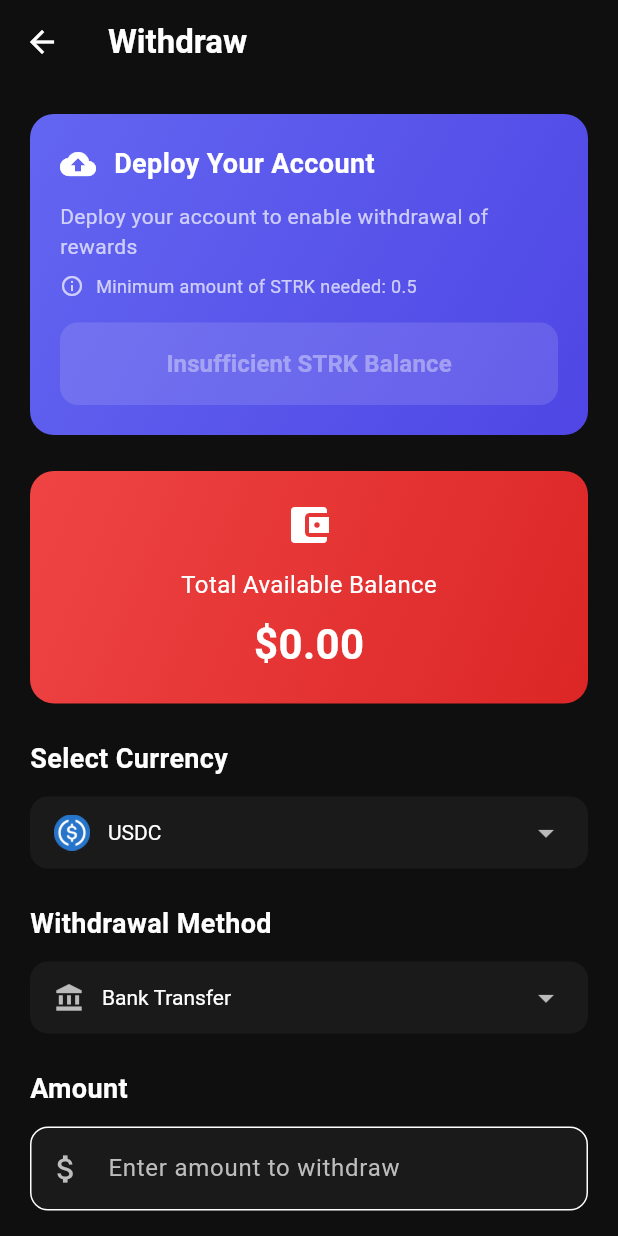
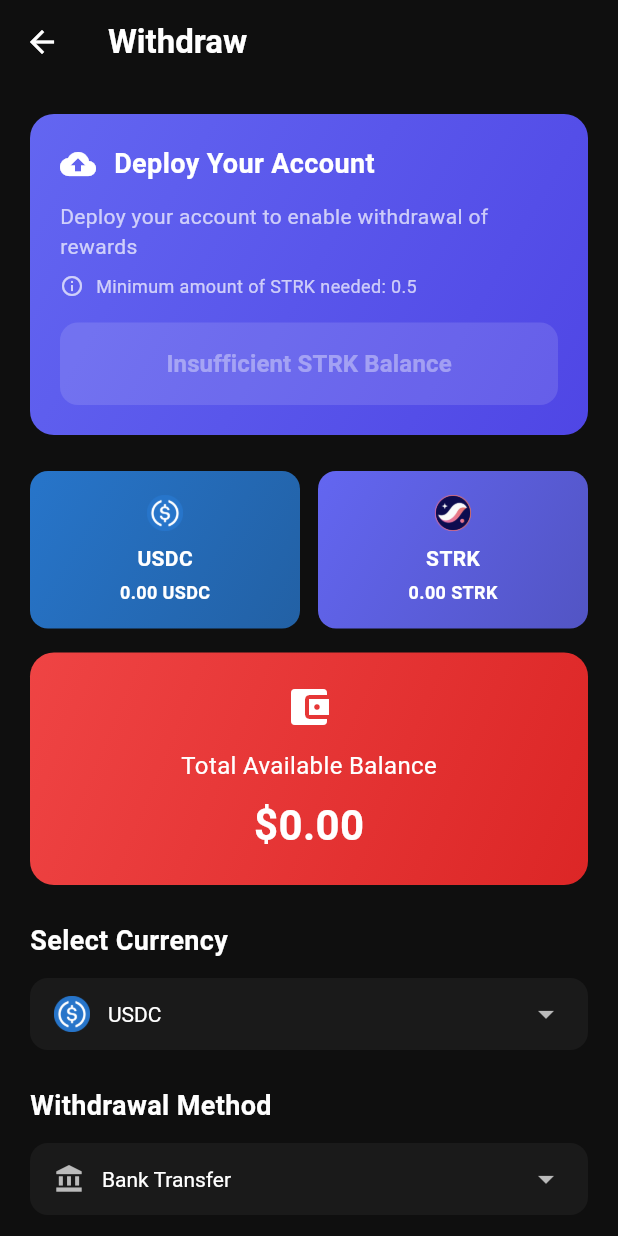
Before and after one commit to okhaimie-dev/PallyApp, a Flutter app: the MyTipsPage screen opened directly, after a tap on "Withdraw", on a phone screen of 412 x 824 dp. Run offline on Flutter 3.47's test engine with Material 3 defaults, Android fonts, the light colour scheme and no system bars; our stand-ins replace app_links, flutter_local_notifications, google_sign_in, permission_handler, share_plus, shared_preferences and 1 more; accounts and stored records are empty; network calls fail.

Commit message:
Enhance token transfer service and withdrawal screen: Implement account address derivation and deployment check in the token transfer service. Update withdrawal screen to display individual token balances for USDC and STRK, improve balance loading logic, and refine withdrawal validation with clearer messaging for minimum amounts and reserves.

```diff
--- a/lib/screens/withdraw_screen.dart
+++ b/lib/screens/withdraw_screen.dart
@@ -22,6 +22,8 @@ class _WithdrawScreenState extends State<WithdrawScreen> {
 
   // Balance state
   String _totalBalance = '\$0.00';
+  String _usdcBalance = '0.00 USDC';
+  String _strkBalance = '0.00 STRK';
   bool _isLoadingBalance = true;
 
   // Deployment state
@@ -48,10 +50,15 @@ class _WithdrawScreenState extends State<WithdrawScreen> {
 
   void _loadBalance() async {
     try {
-      final balance = await WalletService.getTotalBalanceUSD(widget.userEmail);
+      final totalBalance = await WalletService.getTotalBalanceUSD(widget.userEmail);
+      final usdcBalance = await WalletService.getUSDCBalance(widget.userEmail);
+      final strkBalance = await WalletService.getSTRKBalance(widget.userEmail);
+
       if (mounted) {
         setState(() {
-          _totalBalance = balance;
+          _totalBalance = totalBalance;
+          _usdcBalance = usdcBalance;
+          _strkBalance = strkBalance;
           _isLoadingBalance = false;
         });
       }
@@ -60,6 +67,8 @@ class _WithdrawScreenState extends State<WithdrawScreen> {
       if (mounted) {
         setState(() {
           _totalBalance = '\$0.00';
+          _usdcBalance = '0.00 USDC';
+          _strkBalance = '0.00 STRK';
           _isLoadingBalance = false;
         });
       }
@@ -169,7 +178,22 @@ class _WithdrawScreenState extends State<WithdrawScreen> {
             // Account Deployment Section
             if (!_isDeployed) _buildDeploymentSection(),
 
-            // Balance Card
+            // Balance Cards
+            Row(
+              children: [
+                Expanded(
+                  child: _buildBalanceCard('USDC', _usdcBalance, const Color(0xFF2775CA)),
+                ),
+                const SizedBox(width: 12),
+                Expanded(
+                  child: _buildBalanceCard('STRK', _strkBalance, const Color(0xFF6366F1)),
+                ),
+              ],
+            ),
+
+            const SizedBox(height: 16),
+
+            // Total Balance Card
             Container(
               width: double.infinity,
               padding: const EdgeInsets.all(20),
@@ -337,11 +361,13 @@ class _WithdrawScreenState extends State<WithdrawScreen> {
             TextField(
               controller: _amountController,
               style: const TextStyle(color: Colors.white),
-              keyboardType: TextInputType.number,
+              keyboardType: const TextInputType.numberWithOptions(decimal: true),
               decoration: InputDecoration(
                 hintText: 'Enter amount to withdraw',
                 hintStyle: TextStyle(color: Colors.grey[400]),
-                prefixIcon: Icon(Icons.attach_money, color: Colors.grey[400]),
+                prefixIcon: _getTokenIcon(_selectedCurrency),
+                suffixText: _selectedCurrency,
+                suffixStyle: TextStyle(color: Colors.grey[400]),
                 border: OutlineInputBorder(
                   borderRadius: BorderRadius.circular(12),
                 ),
@@ -498,7 +524,7 @@ class _WithdrawScreenState extends State<WithdrawScreen> {
                   const SizedBox(width: 12),
                   Expanded(
                     child: Text(
-                      'Withdrawals may take 1-3 business days to process. Minimum withdrawal amount is \$25.',
+                      'Crypto withdrawals are instant. Bank transfers may take 1-3 business days. Minimum withdrawal: 0.01 tokens. 0.1 tokens reserved for gas fees.',
                       style: TextStyle(
                         color: Colors.orange[300],
                         fontSize: 12,
@@ -734,7 +760,7 @@ class _WithdrawScreenState extends State<WithdrawScreen> {
           border: Border.all(color: Colors.grey[700]!),
         ),
         child: Text(
-          '\$$amount',
+          '$amount $_selectedCurrency',
           style: const TextStyle(
             color: Colors.white,
             fontSize: 14,
@@ -746,6 +772,73 @@ class _WithdrawScreenState extends State<WithdrawScreen> {
     );
   }
 
+
+  Widget _buildBalanceCard(String token, String balance, Color color) {
+    return Container(
+      padding: const EdgeInsets.all(16),
+      decoration: BoxDecoration(
+        gradient: LinearGradient(
+          colors: [color, color.withOpacity(0.8)],
+          begin: Alignment.topLeft,
+          end: Alignment.bottomRight,
+        ),
+        borderRadius: BorderRadius.circular(12),
+      ),
+      child: Column(
+        children: [
+          Image.asset(
+            'assets/images/${token.toLowerCase()}.png',
+            width: 24,
+            height: 24,
+          ),
+          const SizedBox(height: 8),
+          Text(
+            token,
+            style: const TextStyle(
+              color: Colors.white,
+              fontSize: 14,
+              fontWeight: FontWeight.w600,
+            ),
+          ),
+          const SizedBox(height: 4),
+          _isLoadingBalance
+              ? const SizedBox(
+                  width: 16,
+                  height: 16,
+                  child: CircularProgressIndicator(
+                    valueColor: AlwaysStoppedAnimation<Color>(Colors.white),
+                    strokeWidth: 2,
+                  ),
+                )
+              : Text(
+                  balance,
+                  style: const TextStyle(
+                    color: Colors.white,
+                    fontSize: 12,
+                    fontWeight: FontWeight.bold,
+                  ),
+                ),
+        ],
+      ),
+    );
+  }
+
+  Widget _getTokenIcon(String token) {
+    return Padding(
+      padding: const EdgeInsets.all(12.0),
+      child: Image.asset(
+        'assets/images/${token.toLowerCase()}.png',
+        width: 20,
+        height: 20,
+      ),
+    );
+  }
+
+  double _getCurrentTokenBalance() {
+    final balanceString = _selectedCurrency == 'USDC' ? _usdcBalance : _strkBalance;
+    final balanceValue = balanceString.split(' ')[0];
+    return double.tryParse(balanceValue) ?? 0.0;
+  }
 
   IconData _getWithdrawMethodIcon(String method) {
     switch (method) {
@@ -767,6 +860,31 @@ class _WithdrawScreenState extends State<WithdrawScreen> {
       ScaffoldMessenger.of(context).showSnackBar(
         const SnackBar(
           content: Text('Please enter a valid amount'),
+          backgroundColor: Colors.red,
+        ),
+      );
+      return;
+    }
+
+    // Check token-specific balance with 0.1 minimum remaining
+    final currentBalance = _getCurrentTokenBalance();
+    const minimumReserve = 0.1;
+    final maxWithdrawable = currentBalance - minimumReserve;
+
+    if (amount > maxWithdrawable) {
+      ScaffoldMessenger.of(context).showSnackBar(
+        SnackBar(
+          content: Text('Insufficient $_selectedCurrency balance. Available: ${maxWithdrawable.toStringAsFixed(6)} $_selectedCurrency (0.1 $_selectedCurrency reserved)'),
+          backgroundColor: Colors.red,
+        ),
+      );
+      return;
+    }
+
+    if (amount < 0.01) {
+      ScaffoldMessenger.of(context).showSnackBar(
+        const SnackBar(
+          content: Text('Minimum withdrawal amount is 0.01'),
           backgroundColor: Colors.red,
         ),
       );
@@ -846,7 +964,7 @@ class _WithdrawScreenState extends State<WithdrawScreen> {
 
           ScaffoldMessenger.of(context).showSnackBar(
             SnackBar(
-              content: Text('Successfully transferred ${amount.toStringAsFixed(2)} $_selectedCurrency to ${_walletAddressController.text.substring(0, 10)}...'),
+              content: Text('Successfully transferred ${amount.toStringAsFixed(6)} $_selectedCurrency to ${_walletAddressController.text.substring(0, 10)}...'),
               backgroundColor: const Color(0xFF10B981),
               action: SnackBarAction(
                 label: 'View',
@@ -874,7 +992,7 @@ class _WithdrawScreenState extends State<WithdrawScreen> {
 
         ScaffoldMessenger.of(context).showSnackBar(
           SnackBar(
-            content: Text('Withdrawal request submitted for \$${amount.toStringAsFixed(2)} in $_selectedCurrency'),
+            content: Text('Withdrawal request submitted for ${amount.toStringAsFixed(6)} $_selectedCurrency'),
             backgroundColor: const Color(0xFF10B981),
           ),
         );
```
Also changed, not shown: lib/services/wallet_service.dart (+31 -3 lines), 1 other file.
